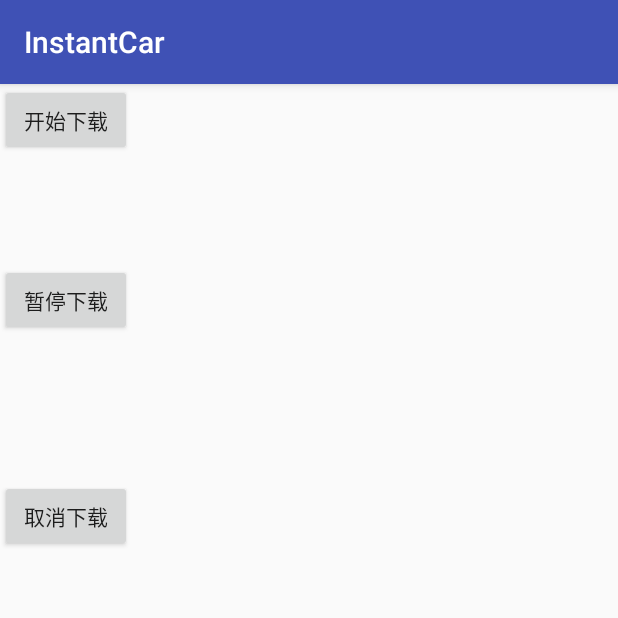
After one commit to wangzhaosheng/publicProject, an Android app: the DownLoadActivity screen opened directly, with no data from a screen before it, on a phone screen of 412 x 824 dp, the top half of it. The commit adds this screen. Run offline under Robolectric (Android 15) with nearby library versions, the phone set to English and light mode, and no system bars.

Commit message:
增加了文件下载功能,支持暂停、取消下载。下载基于okhttp3

```diff
--- a/app/build.gradle
+++ b/app/build.gradle
@@ -5,8 +5,8 @@ android {
     buildToolsVersion "25.0.3"
     defaultConfig {
         applicationId "com.jryg.instantcar"
-        minSdkVersion 15
-        targetSdkVersion 25
+        minSdkVersion 16
+        targetSdkVersion 22
         versionCode 1
         versionName "1.0"
         testInstrumentationRunner "android.support.test.runner.AndroidJUnitRunner"
@@ -32,4 +32,5 @@ dependencies {
     compile files('libs/org.apache.http.legacy.jar')
     compile 'com.squareup.okhttp:okhttp:2.7.5'
     compile 'com.nostra13.universalimageloader:universal-image-loader:1.9.5'
+    compile 'com.squareup.okhttp3:okhttp:3.9.1'
 }
--- /dev/null
+++ b/app/src/main/java/com/jryg/instantcar/download/DownLoadActivity.java
@@ -0,0 +1,58 @@
+package com.jryg.instantcar.download;
+
+import android.content.ComponentName;
+import android.content.Intent;
+import android.content.ServiceConnection;
+import android.os.Bundle;
+import android.os.IBinder;
+import android.os.PersistableBundle;
+import android.support.annotation.Nullable;
+import android.support.v7.app.AppCompatActivity;
+import android.view.View;
+
+import com.jryg.instantcar.R;
+
+/**
+ * wangzhaosheng
+ * 2017/12/7.
+ * DownLoadActivity
+ */
+
+public class DownLoadActivity extends AppCompatActivity {
+
+    private DownLoadService.DownloadBinder binder;
+
+    @Override
+    public void onCreate(@Nullable Bundle savedInstanceState) {
+        super.onCreate(savedInstanceState);
+        setContentView(R.layout.activity_download);
+        Intent intent = new Intent(this, DownLoadService.class);
+        startService(intent);
+        bindService(intent, connection, BIND_AUTO_CREATE);
+    }
+
+    private ServiceConnection connection = new ServiceConnection() {
+        @Override
+        public void onServiceConnected(ComponentName name, IBinder service) {
+            binder = (DownLoadService.DownloadBinder) service;
+        }
+
+        @Override
+        public void onServiceDisconnected(ComponentName name) {
+
+        }
+    };
+
+
+    public void startDown(View view) {
+        binder.startDownload("https://raw.githubusercontent.com/guolindev/eclipse/master/eclipse-inst-win64.exe");
+    }
+
+    public void pauseDown(View view) {
+        binder.pauseDownload();
+    }
+
+    public void cancelDown(View view) {
+        binder.cancelDownload();
+    }
+}
--- /dev/null
+++ b/app/src/main/res/layout/activity_download.xml
@@ -0,0 +1,37 @@
+<?xml version="1.0" encoding="utf-8"?>
+<RelativeLayout xmlns:android="http://schemas.android.com/apk/res/android"
+                android:layout_width="match_parent"
+                android:layout_height="match_parent">
+    <Button
+        android:id="@+id/button"
+        android:layout_width="wrap_content"
+        android:layout_height="wrap_content"
+        android:layout_alignParentLeft="true"
+        android:layout_alignParentStart="true"
+        android:layout_alignParentTop="true"
+        android:onClick="startDown"
+        android:text="开始下载"/>
+
+    <Button
+        android:id="@+id/button2"
+        android:layout_width="wrap_content"
+        android:layout_height="wrap_content"
+        android:layout_alignEnd="@+id/button"
+        android:layout_alignRight="@+id/button"
+        android:layout_below="@+id/button"
+        android:layout_marginTop="72dp"
+        android:onClick="pauseDown"
+        android:text="暂停下载"/>
+
+    <Button
+        android:id="@+id/button3"
+        android:layout_width="wrap_content"
+        android:layout_height="wrap_content"
+        android:layout_alignEnd="@+id/button2"
+        android:layout_alignRight="@+id/button2"
+        android:layout_below="@+id/button2"
+        android:onClick="cancelDown"
+        android:layout_marginTop="96dp"
+        android:text="取消下载"/>
+
+</RelativeLayout>
```
Also changed, not shown: app/src/main/AndroidManifest.xml (+15 -5 lines), app/src/main/java/com/jryg/instantcar/MainActivity.java (+8 -0 lines), app/src/main/java/com/jryg/instantcar/download/DownLoadListener.java (added, +19 -0 lines), app/src/main/java/com/jryg/instantcar/download/DownLoadService.java (added, +138 -0 lines), app/src/main/java/com/jryg/instantcar/download/DownLoadTask.java (added, +165 -0 lines), app/src/main/res/layout/activity_main.xml (+10 -14 lines).
